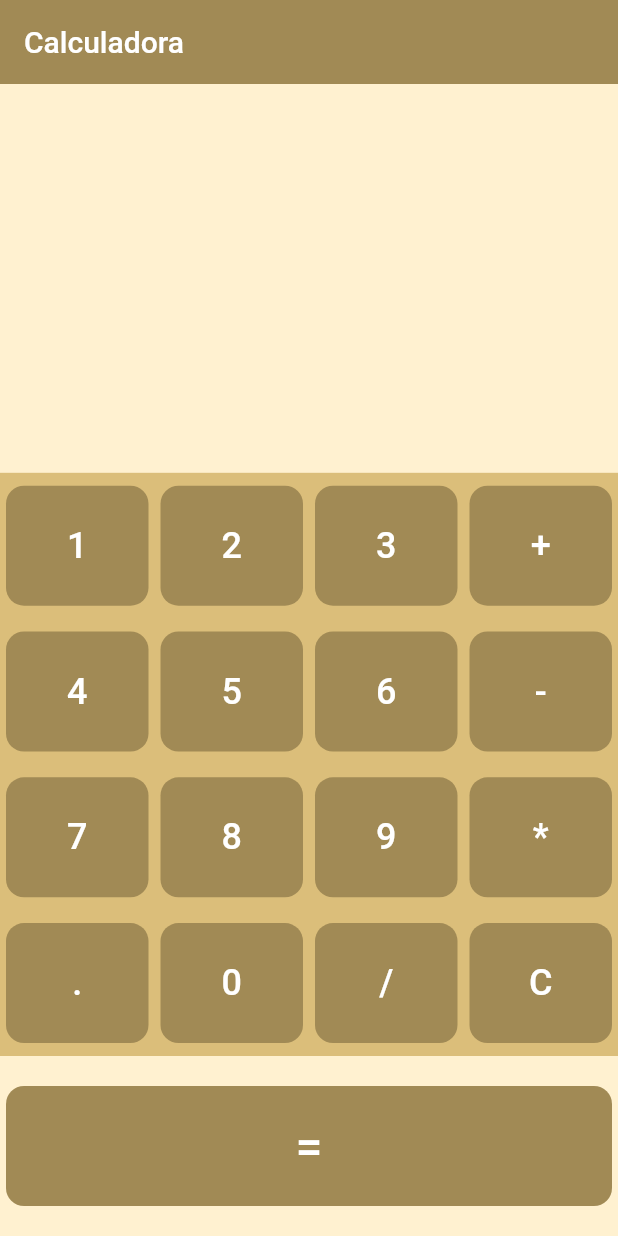
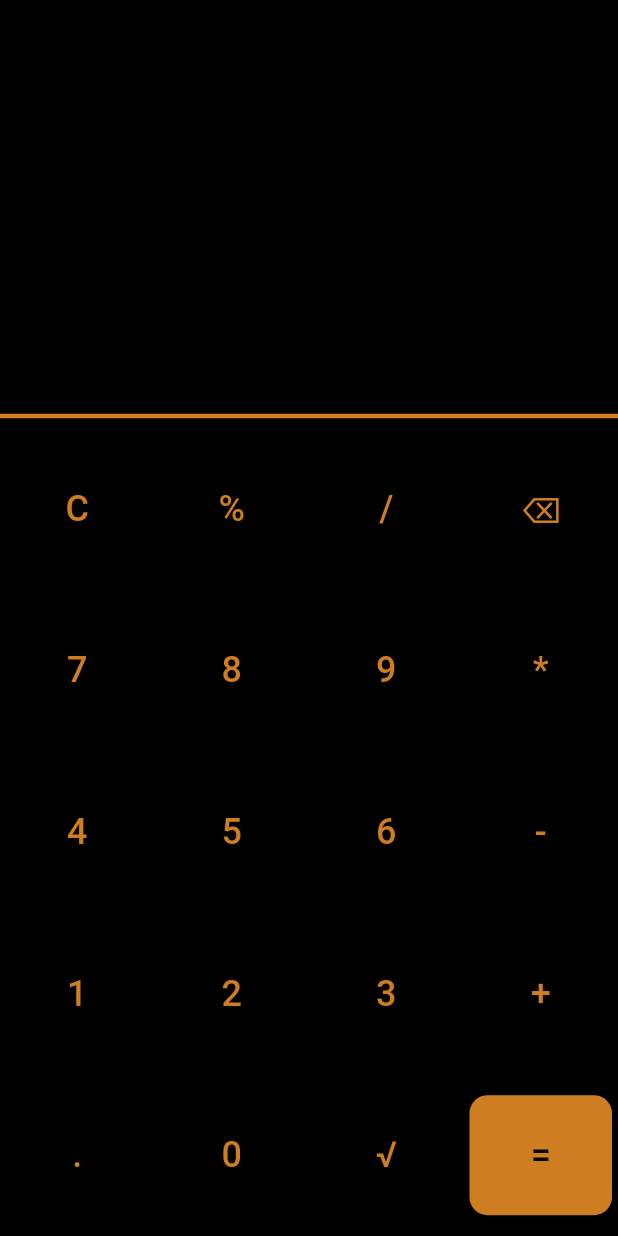
Before and after one commit to yanjuliao/calculadora_flutter, a Flutter app: the screen it shows after launch, on a phone screen of 412 x 824 dp. Run offline on Flutter 3.47's test engine with Material 2 defaults, Android fonts, the phone set to English and light mode, and no system bars; our stand-ins replace math_expressions.

Commit message:
Mudança de layout

```diff
--- a/lib/main.dart
+++ b/lib/main.dart
@@ -1,7 +1,8 @@
-// ignore_for_file: prefer_const_constructors, deprecated_member_use, library_private_types_in_public_api, use_key_in_widget_constructors, unused_element
+// ignore_for_file: unused_import, prefer_const_constructors, use_key_in_widget_constructors, library_private_types_in_public_api, unused_element, deprecated_member_use
 
 import 'package:flutter/material.dart';
 import 'package:math_expressions/math_expressions.dart';
+import 'dart:math';
 
 void main() {
   runApp(CalculatorApp());
@@ -13,12 +14,21 @@ class CalculatorApp extends StatelessWidget {
     return MaterialApp(
       debugShowCheckedModeBanner: false,
       theme: ThemeData(
-        primaryColor: Color(0xFFFFF1D0),
-        colorScheme: ColorScheme.fromSwatch().copyWith(
-          secondary: Colors.white,
+        primaryColor: Colors.black,
+        scaffoldBackgroundColor: Colors.black,
+        appBarTheme: AppBarTheme(
+          backgroundColor: Colors.black,
+          toolbarTextStyle: TextStyle(
+            color: Colors.black,
+            fontSize: 20.0,
+            fontWeight: FontWeight.bold,
           ),
-        hintColor: Color.fromARGB(255, 161, 138, 85),
-        scaffoldBackgroundColor: Color(0xFFFFF1D0),
+          titleTextStyle: TextStyle(
+            color: Colors.black,
+            fontSize: 20.0,
+            fontWeight: FontWeight.bold,
+          ),
+        ),
       ),
       home: CalculatorScreen(),
     );
@@ -52,7 +62,65 @@ class _CalculatorScreenState extends State<CalculatorScreen> {
         Expression exp = p.parse(_displayValue);
         ContextModel cm = ContextModel();
         double result = exp.evaluate(EvaluationType.REAL, cm);
+
+        if (result.isNaN) {
+          //verifica se valor é um número válido
+          _displayValue = 'Error';
+        } else {
+          if (result.toInt() == result) {
+            //verifica se o número é inteiro
+            _displayValue = result.toInt().toString();
+          } else {
+            _displayValue =
+                result.toStringAsFixed(2); //Se for decimal fixo em duas casas
+          }
+        }
+      } catch (e) {
+        _displayValue = 'Error';
+      }
+    });
+  }
+
+  void _calculateSquareRoot() {
+    setState(() {
+      try {
+        Parser p = Parser();
+        Expression exp = p.parse(_displayValue);
+        ContextModel cm = ContextModel();
+        double value = exp.evaluate(EvaluationType.REAL, cm);
+
+        if (value.isNaN) { //verifica se valor é um número válido
+          _displayValue = 'Error';
+        } else {
+          double result = sqrt(value);
+//verifica se o número é inteiro
+          if (result.toInt() == result) {
+            _displayValue = result.toInt().toString();
+          } else {
+            _displayValue =
+                result.toStringAsFixed(2); //Se for decimal fixo em duas casas
+          }
+        }
+      } catch (e) {
+        _displayValue = 'Error';
+      }
+    });
+  }
+
+  void _calculatePercentage() {
+    setState(() {
+      try {
+        Parser p = Parser();
+        Expression exp = p.parse(_displayValue);
+        ContextModel cm = ContextModel();
+        double value = exp.evaluate(EvaluationType.REAL, cm);
+
+        if (value.isNaN) { //verifica se valor é um número válido
+          _displayValue = 'Error';
+        } else {
+          double result = value / 100;
           _displayValue = result.toString();
+        }
       } catch (e) {
         _displayValue = 'Error';
       }
@@ -62,16 +130,6 @@ class _CalculatorScreenState extends State<CalculatorScreen> {
   @override
   Widget build(BuildContext context) {
     return Scaffold(
-      appBar: AppBar(
-        title: Text(
-          'Calculadora',
-          style: TextStyle(
-            color: Colors.white,
-          ),
-        ),
-        backgroundColor: Color.fromARGB(255, 161, 138, 85),
-        elevation: 0,
-      ),
       body: SafeArea(
         child: Column(
           children: [
@@ -79,44 +137,37 @@ class _CalculatorScreenState extends State<CalculatorScreen> {
               flex: 2,
               child: Container(
                 padding: EdgeInsets.symmetric(horizontal: 16.0),
-                color: Color(0xFFFFF1D0),
+                color: Colors.black87,
                 child: Align(
                   alignment: Alignment.bottomRight,
                   child: Text(
                     _displayValue,
                     style: TextStyle(
                       fontSize: 48.0,
-                      color: Color.fromARGB(255, 161, 138, 85),
+                      color: const Color.fromARGB(255, 206, 125, 32),
                     ),
                   ),
                 ),
               ),
             ),
+            Divider(
+              thickness: 3,
+              color: const Color.fromARGB(255, 206, 125, 32),
+            ),
             Expanded(
-              flex: 3,
+              flex: 4,
               child: Container(
-                color: Color.fromARGB(255, 219, 190, 122),
+                color: Colors.black,
                 child: Column(
                   children: [
                     Expanded(
                       child: Row(
                         mainAxisAlignment: MainAxisAlignment.spaceEvenly,
                         children: [
-                          _buildButton('1'),
-                          _buildButton('2'),
-                          _buildButton('3'),
-                          _buildButton('+'),
-                        ],
-                      ),
-                    ),
-                    Expanded(
-                      child: Row(
-                        mainAxisAlignment: MainAxisAlignment.spaceEvenly,
-                        children: [
-                          _buildButton('4'),
-                          _buildButton('5'),
-                          _buildButton('6'),
-                          _buildButton('-'),
+                          _buildButton('C'),
+                          _buildButton('%'),
+                          _buildButton('/'),
+                          _buildButton('⌫'),
                         ],
                       ),
                     ),
@@ -135,29 +186,37 @@ class _CalculatorScreenState extends State<CalculatorScreen> {
                       child: Row(
                         mainAxisAlignment: MainAxisAlignment.spaceEvenly,
                         children: [
+                          _buildButton('4'),
+                          _buildButton('5'),
+                          _buildButton('6'),
+                          _buildButton('-')
+                        ],
+                      ),
+                    ),
+                    Expanded(
+                      child: Row(
+                        mainAxisAlignment: MainAxisAlignment.spaceEvenly,
+                        children: [
+                          _buildButton('1'),
+                          _buildButton('2'),
+                          _buildButton('3'),
+                          _buildButton('+'),
+                        ],
+                      ),
+                    ),
+                    Expanded(
+                      child: Row(
+                        mainAxisAlignment: MainAxisAlignment.spaceEvenly,
+                        children: [
                           _buildButton('.'),
                           _buildButton('0'),
-                          _buildButton('/'), // Botão Limpar
-                          _buildButton('C'),
+                          _buildButton('√'),
+                          _buildButton('='),
                         ],
                       ),
                     ),
                   ],
                 ),
-              ),
-            ),
-            Container(
-              padding: EdgeInsets.symmetric(vertical: 16.0),
-              child: Row(
-                mainAxisAlignment: MainAxisAlignment.center,
-                children: [
-                  _buildButton(
-                    '=',
-                    fontSize: 32.0,
-                    buttonColor: Color.fromARGB(255, 161, 138, 85),
-                    textColor: Colors.white,
-                  ),
-                ],
               ),
             ),
           ],
@@ -169,9 +228,36 @@ class _CalculatorScreenState extends State<CalculatorScreen> {
   Widget _buildButton(
     String text, {
     double fontSize = 24.0,
-    Color buttonColor = const Color.fromARGB(255, 161, 138, 85),
-    Color textColor = Colors.white,
+    Color buttonColor = Colors.black,
+    Color textColor = const Color.fromARGB(255, 206, 125, 32),
   }) {
+    if (text == '=') {
+      buttonColor = const Color.fromARGB(255, 206, 125, 32);
+      textColor = Colors.black;
+      return Expanded(
+        child: Container(
+          margin: EdgeInsets.all(4.0),
+          child: ElevatedButton(
+            onPressed: () {
+              _calculateResult();
+            },
+            style: ElevatedButton.styleFrom(
+              primary: buttonColor,
+              onPrimary: textColor,
+              elevation: 0.0,
+              shape: RoundedRectangleBorder(
+                borderRadius: BorderRadius.circular(12.0),
+              ),
+              minimumSize: Size(80.0, 80.0),
+            ),
+            child: Text(
+              text,
+              style: TextStyle(fontSize: fontSize),
+            ),
+          ),
+        ),
+      );
+    } else {
       return Expanded(
         child: Container(
           margin: EdgeInsets.all(4.0),
@@ -179,8 +265,12 @@ class _CalculatorScreenState extends State<CalculatorScreen> {
             onPressed: () {
               if (text == 'C') {
                 _clearDisplay();
-            } else if (text == '=') {
-              _calculateResult();
+              } else if (text == '⌫') {
+                _removeLastCharacter();
+              } else if (text == '√') {
+                _calculateSquareRoot();
+              } else if (text == '%') {
+                _calculatePercentage();
               } else {
                 _addToDisplay(text);
               }
@@ -203,3 +293,14 @@ class _CalculatorScreenState extends State<CalculatorScreen> {
       );
     }
   }
+
+  void _removeLastCharacter() {
+    setState(() {
+      if (_displayValue.isNotEmpty) { //Se display não for vazio eu tiro um item da string
+        _displayValue = _displayValue.substring(0, _displayValue.length - 1);
+      } else { //Se for vazio não faço nada
+        return;
+      }
+    });
+  }
+}
```
Also changed, not shown: 1 other file. Lines whose indentation alone changed are shown as unchanged.
